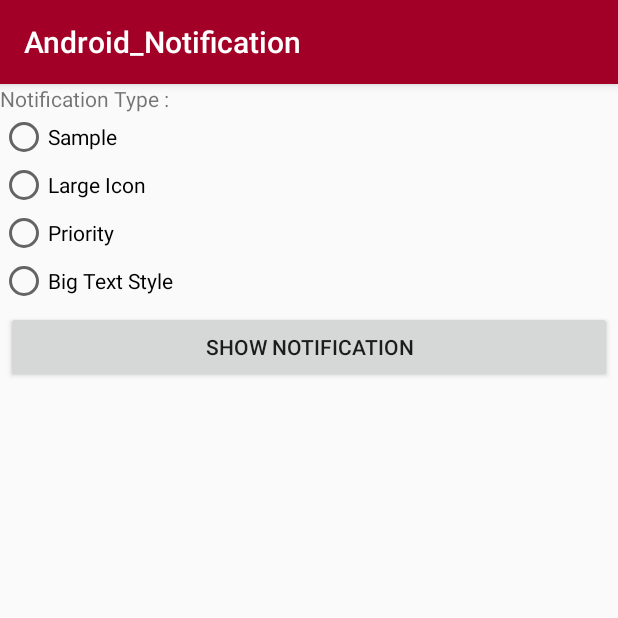
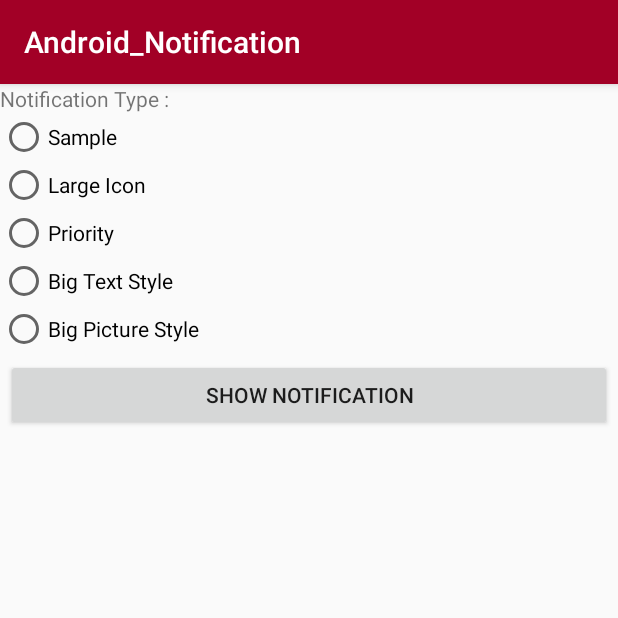
Before and after one commit to esmaeil-ahmadipour/Android_Notification, an Android app: the screen it shows after launch (MainActivity), on a phone screen of 412 x 824 dp, the top half of it. Run offline under Robolectric (Android 15) with nearby library versions, the phone set to English and light mode, and no system bars.

Commit message:
Commit> Notification> BigPictureStyle Notification

```diff
--- a/app/src/main/java/ir/ea2/android_notification/MainActivity.java
+++ b/app/src/main/java/ir/ea2/android_notification/MainActivity.java
@@ -13,7 +13,7 @@ import androidx.appcompat.app.AppCompatActivity;
 public class MainActivity extends AppCompatActivity {
     Context context = this;
     private Button btnShowNotification;
-    private RadioButton rdBtnSample, rdBtnLargeIcon, rdBtnPriority , rdBtnBigTextStyle;
+    private RadioButton rdBtnSample, rdBtnLargeIcon, rdBtnPriority , rdBtnBigTextStyle , rdBtnBigPictureStyle ;
     private RadioGroup rdGroup;
     private int checkedRadioButton;
 
@@ -47,6 +47,10 @@ public class MainActivity extends AppCompatActivity {
                         CustomNotification.getInstance().bigTextStyleNotification(context);
                     }
                     break;
+                    case R.id.ac_main_rdBtn_bigPictureStyleNotification: {
+                        CustomNotification.getInstance().bigPictureStyleNotification(context);
+                    }
+                    break;
                     default:
                         Toast.makeText(context, "Please , Select One Item!", Toast.LENGTH_SHORT).show();
                 }
@@ -56,6 +60,7 @@ public class MainActivity extends AppCompatActivity {
 
     private void setViews() {
         btnShowNotification = (Button) findViewById(R.id.main_btn_showNotification);
+        rdBtnBigPictureStyle =(RadioButton) findViewById(R.id.ac_main_rdBtn_bigPictureStyleNotification);
         rdBtnBigTextStyle =(RadioButton) findViewById(R.id.ac_main_rdBtn_bigTextStyleNotification);
         rdBtnPriority = (RadioButton) findViewById(R.id.ac_main_rdBtn_priorityNotification);
         rdBtnLargeIcon = (RadioButton) findViewById(R.id.ac_main_rdBtn_largeIconNotification);
--- a/app/src/main/res/layout/activity_main.xml
+++ b/app/src/main/res/layout/activity_main.xml
@@ -41,6 +41,11 @@
             android:layout_height="wrap_content"
             android:text="@string/main_rdBtn_bigTextStyle" />
 
+        <RadioButton
+            android:id="@+id/ac_main_rdBtn_bigPictureStyleNotification"
+            android:layout_width="wrap_content"
+            android:layout_height="wrap_content"
+            android:text="@string/main_rdBtn_bigPictureStyle" />
     </RadioGroup>
 
     <Button
--- a/app/src/main/res/values/strings.xml
+++ b/app/src/main/res/values/strings.xml
@@ -7,6 +7,7 @@
     <string name="main_rdBtn_largeIcon">Large Icon</string>
     <string name="main_rdBtn_priority">Priority</string>
     <string name="main_rdBtn_bigTextStyle">Big Text Style</string>
+    <string name="main_rdBtn_bigPictureStyle">Big Picture Style</string>
 
     <!-- Notification Data -->
     <string name="notification_title">Notification App</string>
```
Also changed, not shown: app/src/main/java/ir/ea2/android_notification/CustomNotification.java (+35 -2 lines), app/src/main/res/drawable/picture_notification.jpg (added).
